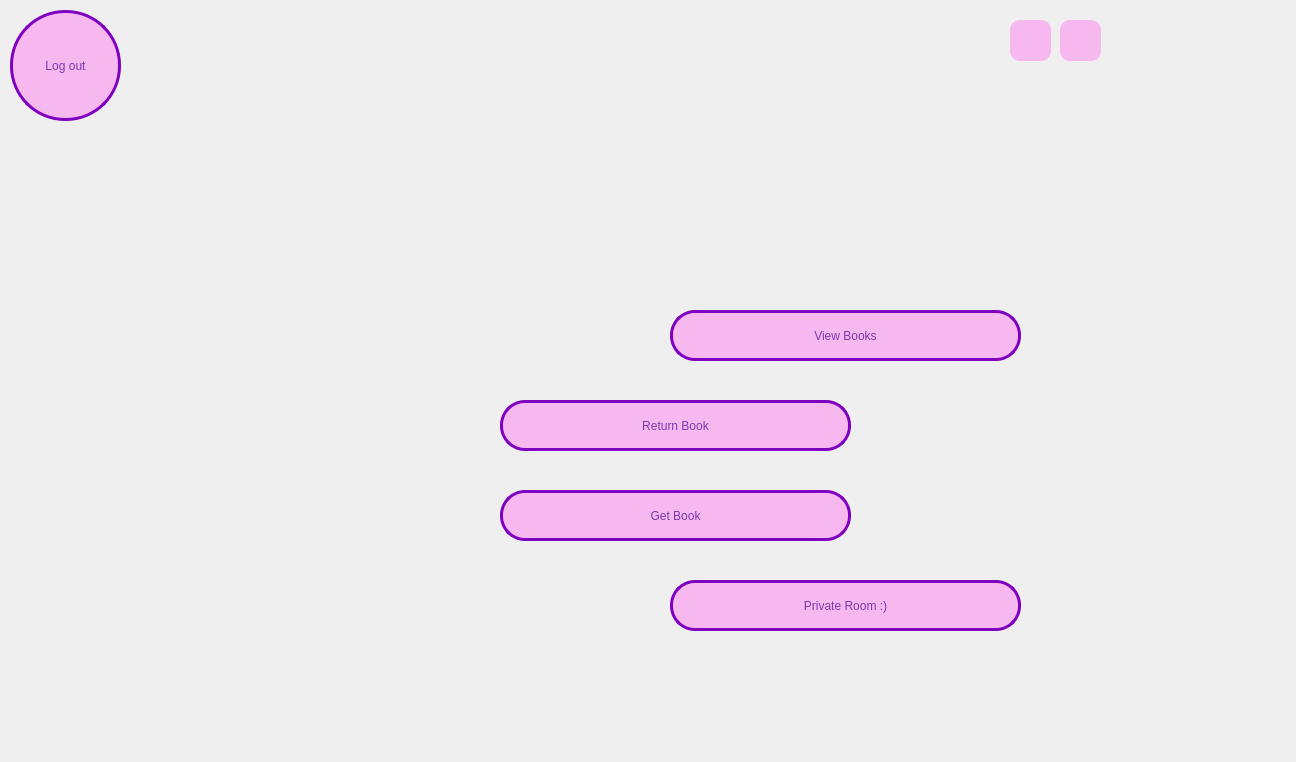
audrina-ebrahimi/Library, file userdashboard.ui: the form before one commit.
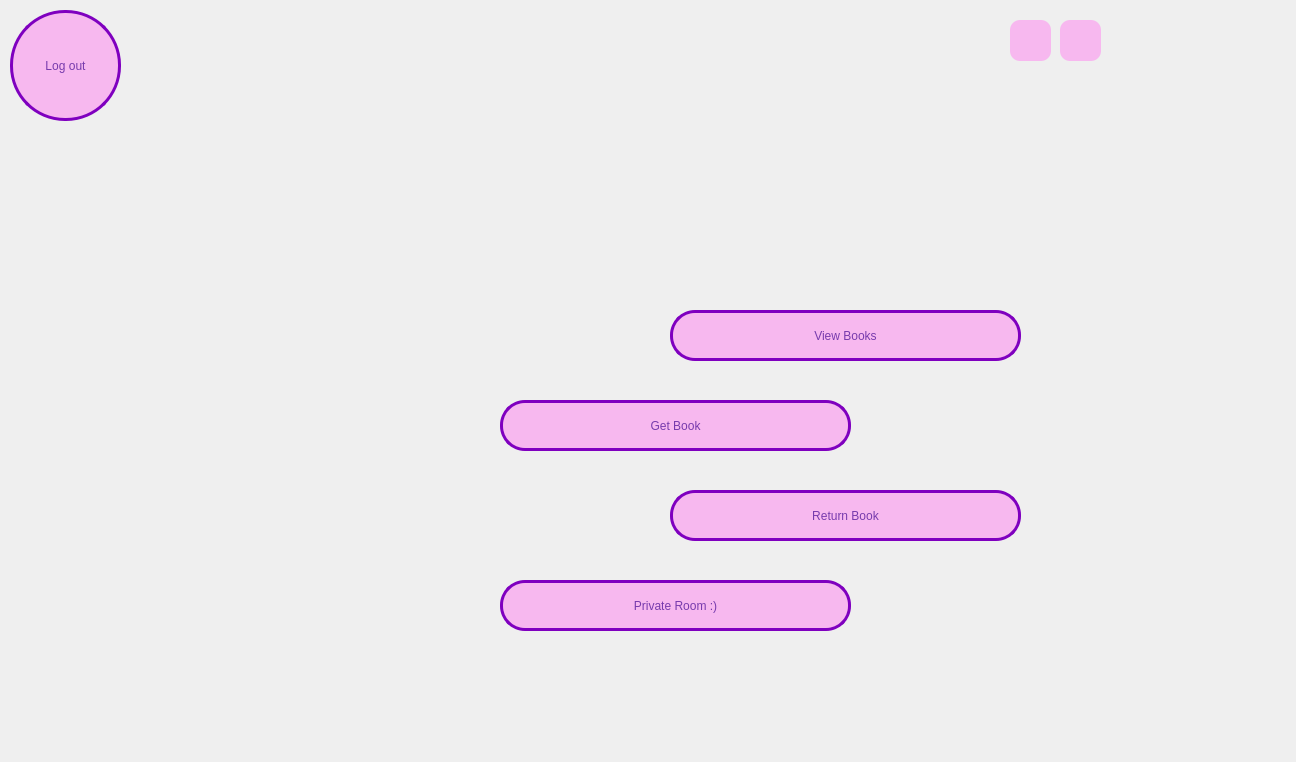
The form after the commit. Icons and pictures are not drawn.

Diff of the .ui file:
```diff
--- a/userdashboard.ui
+++ b/userdashboard.ui
@@ -75,7 +75,7 @@
     <property name="geometry">
      <rect>
       <x>500</x>
-      <y>490</y>
+      <y>400</y>
       <width>351</width>
       <height>51</height>
      </rect>
@@ -177,7 +177,7 @@
    <widget class="QPushButton" name="pushButton">
     <property name="geometry">
      <rect>
-      <x>670</x>
+      <x>500</x>
       <y>580</y>
       <width>351</width>
       <height>51</height>
@@ -196,8 +196,8 @@
    <widget class="QPushButton" name="returnButton">
     <property name="geometry">
      <rect>
-      <x>500</x>
-      <y>400</y>
+      <x>670</x>
+      <y>490</y>
       <width>351</width>
       <height>51</height>
      </rect>
```
